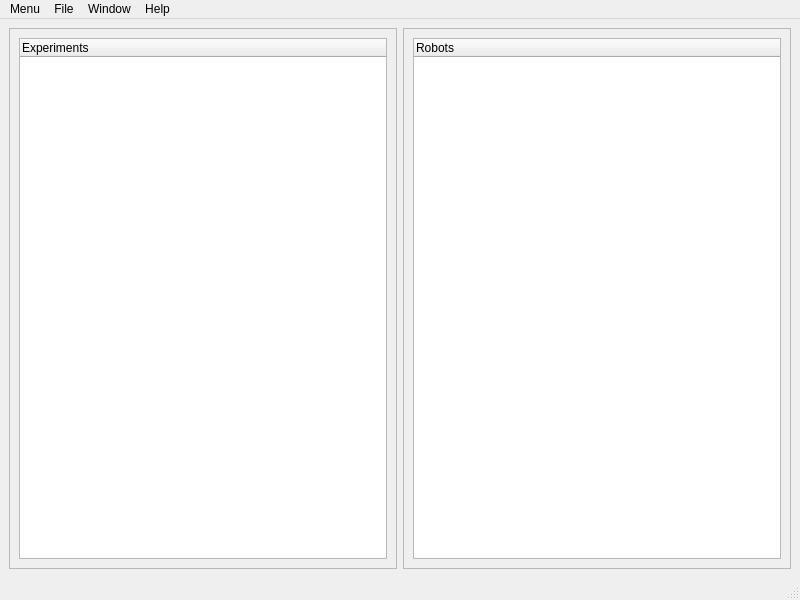
Before: the Qt Designer form interface2.ui in AmmarHsn/Traces_Analysis_Tool, drawn with Qt 5.
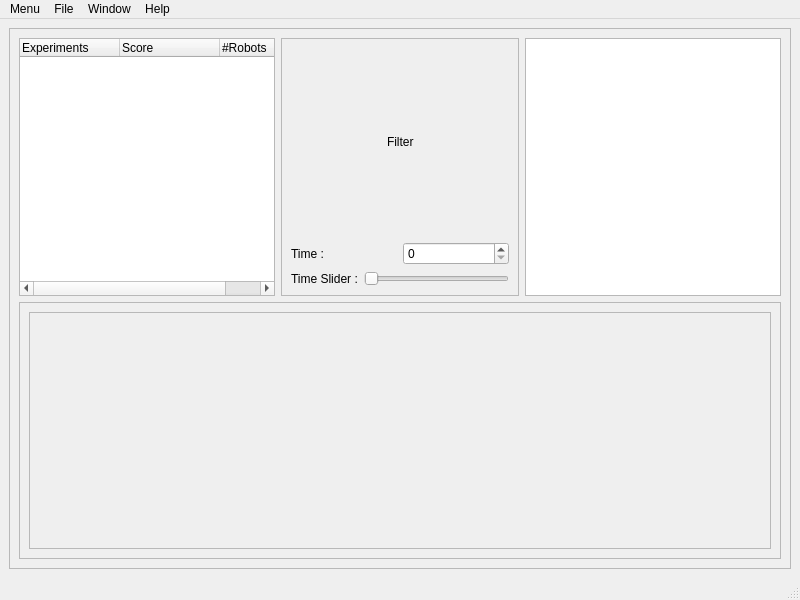
After: the same form once the commit is applied.

Commit message: Creation of RobotWidget and the second interface

```diff
--- a/interface2.ui
+++ b/interface2.ui
@@ -15,7 +15,7 @@
   </property>
   <widget class="QWidget" name="centralwidget">
    <layout class="QGridLayout" name="gridLayout_3">
-    <item row="0" column="0">
+    <item row="0" column="1">
      <widget class="QFrame" name="frame">
       <property name="frameShape">
        <enum>QFrame::StyledPanel</enum>
@@ -23,20 +23,129 @@
       <property name="frameShadow">
        <enum>QFrame::Raised</enum>
       </property>
-      <layout class="QGridLayout" name="gridLayout">
+      <layout class="QGridLayout" name="gridLayout_6">
        <item row="0" column="0">
+        <layout class="QVBoxLayout" name="verticalLayout_3">
+         <item>
+          <layout class="QHBoxLayout" name="horizontalLayout_4">
+           <item>
         <widget class="QTreeWidget" name="my_treeWidget">
          <column>
           <property name="text">
            <string>Experiments</string>
           </property>
          </column>
-        </widget>
-       </item>
-      </layout>
-     </widget>
-    </item>
-    <item row="0" column="1">
+             <column>
+              <property name="text">
+               <string>Score</string>
+              </property>
+             </column>
+             <column>
+              <property name="text">
+               <string>#Robots</string>
+              </property>
+             </column>
+            </widget>
+           </item>
+           <item>
+            <widget class="QFrame" name="frame_3">
+             <property name="frameShape">
+              <enum>QFrame::StyledPanel</enum>
+             </property>
+             <property name="frameShadow">
+              <enum>QFrame::Raised</enum>
+             </property>
+             <layout class="QGridLayout" name="gridLayout_4">
+              <item row="0" column="0">
+               <layout class="QVBoxLayout" name="verticalLayout_2">
+                <item>
+                 <layout class="QHBoxLayout" name="horizontalLayout_3">
+                  <item>
+                   <spacer name="horizontalSpacer_3">
+                    <property name="orientation">
+                     <enum>Qt::Horizontal</enum>
+                    </property>
+                    <property name="sizeHint" stdset="0">
+                     <size>
+                      <width>40</width>
+                      <height>20</height>
+                     </size>
+                    </property>
+                   </spacer>
+                  </item>
+                  <item>
+                   <widget class="QLabel" name="label">
+                    <property name="text">
+                     <string>Filter</string>
+                    </property>
+                   </widget>
+                  </item>
+                  <item>
+                   <spacer name="horizontalSpacer_4">
+                    <property name="orientation">
+                     <enum>Qt::Horizontal</enum>
+                    </property>
+                    <property name="sizeHint" stdset="0">
+                     <size>
+                      <width>40</width>
+                      <height>20</height>
+                     </size>
+                    </property>
+                   </spacer>
+                  </item>
+                 </layout>
+                </item>
+                <item>
+                 <layout class="QHBoxLayout" name="horizontalLayout_2">
+                  <item>
+                   <widget class="QLabel" name="label_2">
+                    <property name="text">
+                     <string>Time :</string>
+                    </property>
+                   </widget>
+                  </item>
+                  <item>
+                   <widget class="QSpinBox" name="spinBox"/>
+                  </item>
+                 </layout>
+                </item>
+                <item>
+                 <layout class="QHBoxLayout" name="horizontalLayout_5">
+                  <item>
+                   <layout class="QHBoxLayout" name="horizontalLayout">
+                    <item>
+                     <widget class="QLabel" name="label_3">
+                      <property name="text">
+                       <string>Time Slider :</string>
+                      </property>
+                     </widget>
+                    </item>
+                    <item>
+                     <widget class="QSlider" name="horizontalSlider">
+                      <property name="orientation">
+                       <enum>Qt::Horizontal</enum>
+                      </property>
+                     </widget>
+                    </item>
+                   </layout>
+                  </item>
+                 </layout>
+                </item>
+               </layout>
+              </item>
+             </layout>
+            </widget>
+           </item>
+           <item>
+            <widget class="QTextEdit" name="textEdit">
+             <property name="readOnly">
+              <bool>true</bool>
+             </property>
+            </widget>
+           </item>
+          </layout>
+         </item>
+         <item>
      <widget class="QFrame" name="frame_2">
       <property name="frameShape">
        <enum>QFrame::StyledPanel</enum>
@@ -46,13 +155,31 @@
       </property>
       <layout class="QGridLayout" name="gridLayout_2">
        <item row="0" column="0">
-        <widget class="QTreeWidget" name="treeWidget_2">
-         <column>
-          <property name="text">
-           <string>Robots</string>
-          </property>
-         </column>
-        </widget>
+             <widget class="QScrollArea" name="scrollArea">
+              <property name="widgetResizable">
+               <bool>true</bool>
+              </property>
+              <widget class="QWidget" name="scrollAreaWidgetContents_2">
+               <property name="geometry">
+                <rect>
+                 <x>0</x>
+                 <y>0</y>
+                 <width>738</width>
+                 <height>233</height>
+                </rect>
+               </property>
+               <layout class="QGridLayout" name="gridLayout">
+                <item row="0" column="0">
+                 <layout class="QGridLayout" name="gridLayout_5"/>
+                </item>
+               </layout>
+              </widget>
+             </widget>
+            </item>
+           </layout>
+          </widget>
+         </item>
+        </layout>
        </item>
       </layout>
      </widget>
```
Lines whose indentation alone changed are shown as unchanged. The commit also changes 8 other files.
